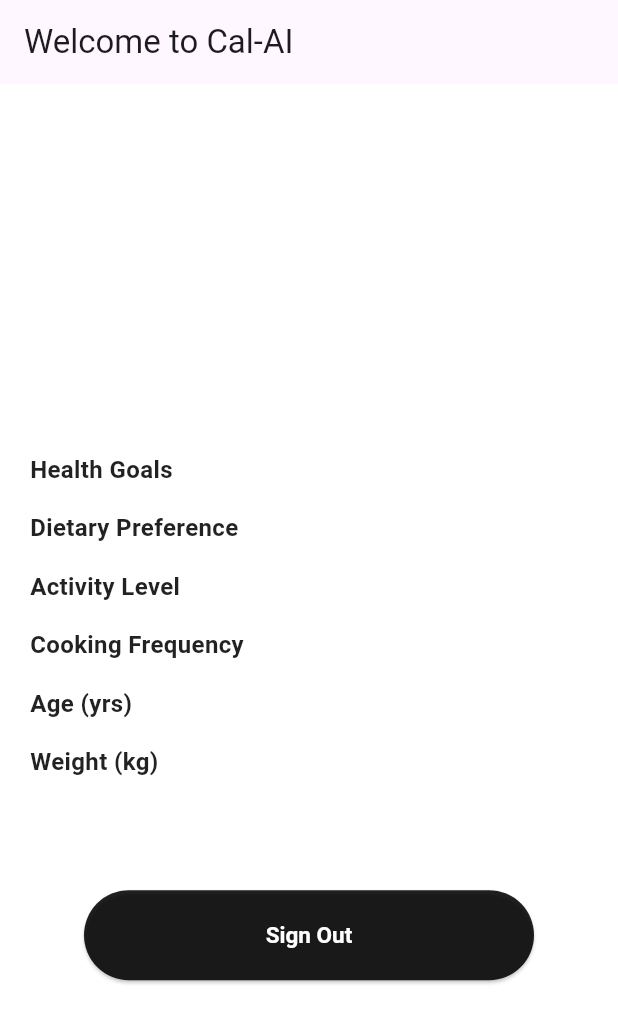
After one commit to adolesamuel/cal_ai_onboarding, a Flutter app: the screen it shows once a user with an empty profile is signed in, after a tap on "Sign Out", on a phone screen of 412 x 824 dp. The commit adds this screen. Shown: the top 1023 px of the screen. Run offline on Flutter 3.47's test engine with Material 3 defaults, Android fonts, the phone set to English and light mode, and no system bars; our stand-ins replace cloud_firestore, firebase_auth, firebase_core, flutter_riverpod, flutter_screenutil, fpdart; accounts and stored records are empty; network calls fail.

Commit message:
added dashboard page with onboarding data

```diff
--- a/lib/configs/constants.dart
+++ b/lib/configs/constants.dart
@@ -8,3 +8,12 @@ class Constants {
     borderRadius: BorderRadius.circular(100.0),
   );
 }
+
+extension Capitalize on String {
+  String capitalize() {
+    if (isNotEmpty) {
+      return "${this[0].toUpperCase()}${substring(1).toLowerCase()}";
+    }
+    return "";
+  }
+}
--- a/lib/main.dart
+++ b/lib/main.dart
@@ -1,5 +1,7 @@
 import 'package:cal_ai/configs/theme.dart';
 import 'package:cal_ai/firebase_options.dart';
+import 'package:cal_ai/screens/authorization_state_widget.dart';
+import 'package:cal_ai/screens/home_page.dart';
 import 'package:cal_ai/screens/root_page.dart';
 import 'package:firebase_core/firebase_core.dart';
 import 'package:flutter/cupertino.dart';
@@ -28,7 +30,10 @@ class MainApp extends StatelessWidget {
         return MaterialApp(
           scrollBehavior: const CupertinoScrollBehavior(),
           debugShowCheckedModeBanner: false,
-          home: const RootPage(),
+          home: const AuthorizationStateWidget(
+            authWidget: RootPage(),
+            homeWidget: HomePage(),
+          ),
           theme: theme(),
         );
       },
--- a/lib/repository/sample_repository.dart
+++ b/lib/repository/sample_repository.dart
@@ -51,4 +51,11 @@ class SampleRepository {
       name: "Sign In",
     );
   }
+
+  Future<Either<Failure, OnboardingData?>> getOnboardingData() {
+    return ServiceRunner<OnboardingData?>().run(
+      call: sampleRemoteSource.fetchOnboardingData(),
+      name: 'Fetch OnboardingData',
+    );
+  }
 }
--- /dev/null
+++ b/lib/screens/authorization_state_widget.dart
@@ -0,0 +1,25 @@
+import 'package:firebase_auth/firebase_auth.dart';
+import 'package:flutter/material.dart';
+
+class AuthorizationStateWidget extends StatelessWidget {
+  final Widget authWidget;
+  final Widget homeWidget;
+  const AuthorizationStateWidget({
+    super.key,
+    required this.homeWidget,
+    required this.authWidget,
+  });
+
+  @override
+  Widget build(BuildContext context) {
+    return StreamBuilder(
+      stream: FirebaseAuth.instance.authStateChanges(),
+      builder: (context, snapshot) {
+        if (snapshot.hasData) {
+          return homeWidget;
+        }
+        return authWidget;
+      },
+    );
+  }
+}
--- /dev/null
+++ b/lib/screens/home_page.dart
@@ -0,0 +1,112 @@
+import 'package:cal_ai/configs/constants.dart';
+import 'package:cal_ai/screens/state/home_page_state_notifier.dart';
+import 'package:cal_ai/screens/state/onboarding_controller.dart';
+import 'package:firebase_auth/firebase_auth.dart';
+import 'package:flutter/material.dart';
+import 'package:flutter_riverpod/flutter_riverpod.dart';
+import 'package:flutter_screenutil/flutter_screenutil.dart';
+
+class HomePage extends ConsumerWidget {
+  const HomePage({super.key});
+
+  @override
+  Widget build(BuildContext context, WidgetRef ref) {
+    final user = FirebaseAuth.instance.currentUser;
+    final state = ref.watch(homePageStateProvider);
+    return Scaffold(
+      appBar: AppBar(
+        title: const Text('Welcome to Cal-AI'),
+      ),
+      body: Padding(
+        padding: const EdgeInsets.symmetric(horizontal: 20),
+        child: Column(
+          crossAxisAlignment: CrossAxisAlignment.start,
+          mainAxisAlignment: MainAxisAlignment.center,
+          mainAxisSize: MainAxisSize.max,
+          children: [
+            Text(
+              user?.email ?? '',
+              style: const TextStyle(fontWeight: FontWeight.bold, fontSize: 24),
+            ),
+            64.verticalSpace,
+            if (state is OnboardingDataLoading)
+              const Text('Fetching Onboarding Data')
+            else if (state is OnboardingDataFailure)
+              Text(state.failure.message)
+            else if (state is OnboardingDataSuccess)
+              Builder(
+                builder: (context) {
+                  final onboardingData = state.data;
+                  return Column(
+                    mainAxisAlignment: MainAxisAlignment.spaceEvenly,
+                    children: [
+                      EntryWidget(
+                        title: 'Health Goals',
+                        value: onboardingData?.healthgoals ?? '',
+                      ),
+                      EntryWidget(
+                        title: 'Dietary Preference',
+                        value: onboardingData?.dietaryPreference ?? '',
+                      ),
+                      EntryWidget(
+                        title: 'Activity Level',
+                        value: onboardingData?.activitylevel ?? '',
+                      ),
+                      EntryWidget(
+                        title: 'Cooking Frequency',
+                        value: onboardingData?.cookingFrequency ?? '',
+                      ),
+                      EntryWidget(
+                        title: 'Age (yrs)',
+                        value: onboardingData?.ageYrs ?? '',
+                      ),
+                      EntryWidget(
+                        title: 'Weight (kg)',
+                        value: onboardingData?.weightKG ?? '',
+                      ),
+                    ],
+                  );
+                },
+              ),
+            64.verticalSpace,
+            Center(
+              child: ElevatedButton(
+                onPressed: () {
+                  ref.read(onboardingControllerProvider).signOut();
+                },
+                child: const Text('Sign Out'),
+              ),
+            ),
+            32.verticalSpace,
+          ],
+        ),
+      ),
+    );
+  }
+}
+
+class EntryWidget extends StatelessWidget {
+  final String title;
+  final String value;
+  const EntryWidget({super.key, required this.title, required this.value});
+
+  @override
+  Widget build(BuildContext context) {
+    return Padding(
+      padding: const EdgeInsets.only(top: 8, bottom: 8, right: 80),
+      child: Row(
+        mainAxisAlignment: MainAxisAlignment.spaceBetween,
+        children: [
+          Text(
+            title,
+            style: const TextStyle(fontWeight: FontWeight.bold, fontSize: 16),
+          ),
+          Text(
+            value.capitalize(),
+            style: const TextStyle(fontSize: 16),
+          ),
+        ],
+      ),
+    );
+  }
+}
--- a/lib/screens/question_page.dart
+++ b/lib/screens/question_page.dart
@@ -1,3 +1,4 @@
+import 'package:cal_ai/configs/constants.dart';
 import 'package:cal_ai/models/question_model.dart';
 import 'package:cal_ai/screens/state/onboarding_controller.dart';
 import 'package:cal_ai/screens/widget/question_selection_tab.dart';
--- /dev/null
+++ b/lib/screens/state/home_page_state_notifier.dart
@@ -0,0 +1,41 @@
+import 'package:cal_ai/configs/failure.dart';
+import 'package:cal_ai/models/onboarding_data.dart';
+import 'package:cal_ai/repository/sample_repository.dart';
+import 'package:flutter_riverpod/flutter_riverpod.dart';
+
+final homePageStateProvider = StateNotifierProvider<HomePageStateNotifier, HomePageState>((ref) {
+  return HomePageStateNotifier(ref.read(sampleRepoProvider));
+});
+
+class HomePageStateNotifier extends StateNotifier<HomePageState> {
+  final SampleRepository sampleRepository;
+
+  HomePageStateNotifier(this.sampleRepository) : super(HomePageState()) {
+    fetchOnboardingData();
+  }
+  Future<void> fetchOnboardingData() async {
+    state = OnboardingDataLoading();
+
+    final resultOrError = await sampleRepository.getOnboardingData();
+
+    state = resultOrError.fold(
+      OnboardingDataFailure.new,
+      OnboardingDataSuccess.new,
+    );
+  }
+}
+
+class HomePageState {}
+
+class OnboardingDataLoading extends HomePageState {}
+
+class OnboardingDataFailure extends HomePageState {
+  final Failure failure;
+  OnboardingDataFailure(this.failure);
+}
+
+class OnboardingDataSuccess extends HomePageState {
+  final OnboardingData? data;
+
+  OnboardingDataSuccess(this.data);
+}
--- a/lib/screens/state/onboarding_controller.dart
+++ b/lib/screens/state/onboarding_controller.dart
@@ -3,6 +3,7 @@ import 'dart:math';
 import 'package:cal_ai/models/onboarding_data.dart';
 import 'package:cal_ai/models/question_model.dart';
 import 'package:cal_ai/models/sign_up_model.dart';
+import 'package:cal_ai/screens/home_page.dart';
 import 'package:cal_ai/screens/state/signup_state_notifier.dart';
 import 'package:cal_ai/screens/state/state.dart';
 import 'package:cal_ai/screens/widget/app_snackbar.dart';
@@ -112,6 +113,11 @@ class OnboardingController extends ChangeNotifier {
           context,
           text: 'Signed In',
         ).show();
+        Navigator.pushAndRemoveUntil(
+          context,
+          MaterialPageRoute(builder: (context) => const HomePage()),
+          (route) => ModalRoute.of(context)!.isFirst,
+        );
       }
     });
   }
--- a/lib/screens/widget/question_selection_tab.dart
+++ b/lib/screens/widget/question_selection_tab.dart
@@ -1,3 +1,4 @@
+import 'package:cal_ai/configs/constants.dart';
 import 'package:flutter/material.dart';
 
 class QuestionSelectionTab extends StatelessWidget {
@@ -42,12 +43,3 @@ class QuestionSelectionTab extends StatelessWidget {
     );
   }
 }
-
-extension Capitalize on String {
-  String capitalize() {
-    if (isNotEmpty) {
-      return "${this[0].toUpperCase()}${substring(1).toLowerCase()}";
-    }
-    return "";
-  }
-}
--- a/lib/source/sample_remote_source.dart
+++ b/lib/source/sample_remote_source.dart
@@ -26,4 +26,10 @@ class SampleRemoteSource {
     await onboardingCollection.doc(uid).set(data);
     return true;
   }
+
+  Future<OnboardingData?> fetchOnboardingData() async {
+    final uid = FirebaseAuth.instance.currentUser?.uid;
+    final result = await onboardingCollection.doc(uid).get();
+    return result.data();
+  }
 }
```
